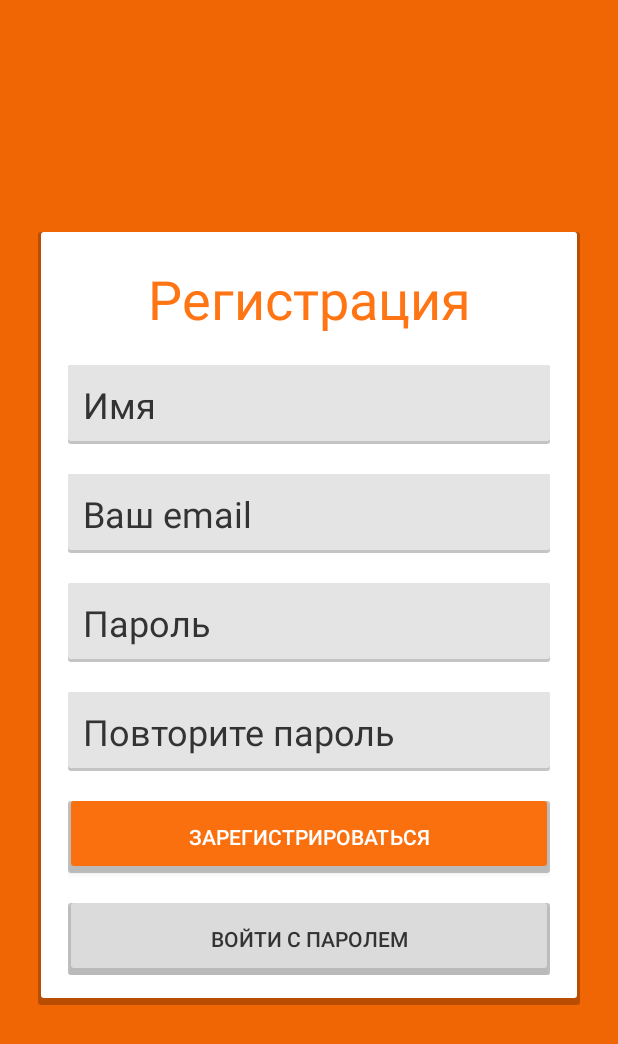
After one commit to DrHPoint/NotForgot, an Android app: the layout activity_registration.xml on its own in the app's theme, with its tools: preview values and no code run, on a phone screen of 412 x 824 dp. The commit adds this screen. Shown: the top 1044 px of the screen. Run offline under Robolectric (Android 15) with nearby library versions, the phone set to English and light mode, and no system bars.

Commit message:
Plus XML file
Добавил xml файл

```diff
--- a/NotForgot/app/build.gradle
+++ b/NotForgot/app/build.gradle
@@ -24,7 +24,7 @@ android {
 
 dependencies {
     implementation fileTree(dir: 'libs', include: ['*.jar'])
-    implementation"org.jetbrains.kotlin:kotlin-stdlib-jdk7:$kotlin_version"
+    implementation "org.jetbrains.kotlin:kotlin-stdlib-jdk7:$kotlin_version"
     implementation 'androidx.appcompat:appcompat:1.0.2'
     implementation 'androidx.core:core-ktx:1.0.2'
     implementation 'androidx.constraintlayout:constraintlayout:1.1.3'
--- a/NotForgot/app/src/main/AndroidManifest.xml
+++ b/NotForgot/app/src/main/AndroidManifest.xml
@@ -17,7 +17,6 @@
 
                 <category android:name="android.intent.category.LAUNCHER" />
             </intent-filter>
-
         </activity>
     </application>
 
--- a/NotForgot/app/src/main/java/ru/teslateam/notforgot/MainActivity.kt
+++ b/NotForgot/app/src/main/java/ru/teslateam/notforgot/MainActivity.kt
@@ -1,5 +1,6 @@
 package ru.teslateam.notforgot
 
+import android.content.Intent
 import androidx.appcompat.app.AppCompatActivity
 import android.os.Bundle
 
@@ -11,6 +12,10 @@ class MainActivity : AppCompatActivity() {
         /*val user = UserDb.getCurrentUser()
         routeToAppropriatePage(user)
         finish()*/
+
+        /*val newIntent = Intent(this, RegistrationActivity::class.java)
+        startActivity(newIntent)
+        finish()*/
     }
 
     /*private fun routeToAppropriatePage(user: User?) {
--- /dev/null
+++ b/NotForgot/app/src/main/res/drawable/button_rectangle.xml
@@ -0,0 +1,19 @@
+<?xml version="1.0" encoding="utf-8"?>
+<selector xmlns:android="http://schemas.android.com/apk/res/android">
+    <item>
+        <layer-list>
+            <item>
+                <shape android:shape="rectangle">
+                    <solid android:color="#3B000000"/>
+                    <corners android:radius="2dp" />
+                </shape>
+            </item>
+            <item android:bottom="5dp" android:left="2dp" android:right="2dp">
+                <shape android:shape="rectangle">
+                    <solid android:color="#DBDBDB"/>
+                    <corners android:radius="2dp" />
+                </shape>
+            </item>
+        </layer-list>
+    </item>
+</selector>
--- /dev/null
+++ b/NotForgot/app/src/main/res/drawable/edit_text_rectangle.xml
@@ -0,0 +1,19 @@
+<?xml version="1.0" encoding="utf-8"?>
+<selector xmlns:android="http://schemas.android.com/apk/res/android">
+    <item>
+        <layer-list>
+            <item>
+                <shape android:shape="rectangle">
+                    <solid android:color="#3B000000"/>
+                    <corners android:radius="2dp" />
+                </shape>
+            </item>
+            <item android:bottom="2dp">
+                <shape android:shape="rectangle">
+                    <solid android:color="#E4E4E4"/>
+                    <corners android:radius="2dp" />
+                </shape>
+            </item>
+        </layer-list>
+    </item>
+</selector>
--- /dev/null
+++ b/NotForgot/app/src/main/res/drawable/orange_button_rectangle.xml
@@ -0,0 +1,19 @@
+<?xml version="1.0" encoding="utf-8"?>
+<selector xmlns:android="http://schemas.android.com/apk/res/android">
+    <item>
+        <layer-list>
+            <item>
+                <shape android:shape="rectangle">
+                    <solid android:color="#3B000000"/>
+                    <corners android:radius="2dp" />
+                </shape>
+            </item>
+            <item android:bottom="5dp" android:left="2dp" android:right="2dp">
+                <shape android:shape="rectangle">
+                    <solid android:color="@color/mainOrange"/>
+                    <corners android:radius="2dp" />
+                </shape>
+            </item>
+        </layer-list>
+    </item>
+</selector>
--- /dev/null
+++ b/NotForgot/app/src/main/res/drawable/rectangle.xml
@@ -0,0 +1,19 @@
+<?xml version="1.0" encoding="utf-8"?>
+<selector xmlns:android="http://schemas.android.com/apk/res/android">
+    <item>
+        <layer-list>
+            <item>
+                <shape android:shape="rectangle">
+                    <solid android:color="#3B000000"/>
+                    <corners android:radius="2dp" />
+                </shape>
+            </item>
+            <item android:left="2dp" android:right="2dp" android:bottom="5dp">
+                <shape android:shape="rectangle">
+                    <solid android:color="#FFFFFF"/>
+                    <corners android:radius="2dp" />
+                </shape>
+            </item>
+        </layer-list>
+    </item>
+</selector>
--- /dev/null
+++ b/NotForgot/app/src/main/res/layout/activity_registration.xml
@@ -0,0 +1,119 @@
+<?xml version="1.0" encoding="utf-8"?>
+<androidx.constraintlayout.widget.ConstraintLayout xmlns:android="http://schemas.android.com/apk/res/android"
+    xmlns:app="http://schemas.android.com/apk/res-auto"
+    xmlns:tools="http://schemas.android.com/tools"
+    android:layout_width="match_parent"
+    android:layout_height="match_parent"
+    android:background="@color/mainOrange">
+
+
+    <LinearLayout
+        android:layout_width="match_parent"
+        android:layout_height="wrap_content"
+        android:layout_marginStart="25dp"
+        android:layout_marginTop="50dp"
+        android:layout_marginEnd="25dp"
+        android:layout_marginBottom="50dp"
+        android:background="@drawable/rectangle"
+        android:orientation="vertical"
+        android:paddingLeft="20dp"
+        android:paddingRight="20dp"
+        android:paddingBottom="20dp"
+        app:layout_constraintBottom_toBottomOf="parent"
+        app:layout_constraintEnd_toEndOf="parent"
+        app:layout_constraintStart_toStartOf="parent"
+        app:layout_constraintTop_toTopOf="parent">
+
+        <TextView
+            android:id="@+id/textRegistration"
+            android:layout_width="match_parent"
+            android:layout_height="0dp"
+            android:layout_marginTop="20dp"
+            android:layout_weight="1"
+            android:gravity="center"
+            android:text="@string/registration_name"
+            android:textColor="@color/mainOrange"
+            android:textSize="36sp" />
+
+        <EditText
+            android:id="@+id/inputName"
+            android:layout_width="match_parent"
+            android:layout_height="0dp"
+            android:layout_marginTop="20dp"
+            android:layout_weight="1"
+            android:background="@drawable/edit_text_rectangle"
+            android:hint="@string/hint_name"
+            android:imeOptions="actionNext"
+            android:importantForAutofill="no"
+            android:inputType="text"
+            android:padding="10dp"
+            android:textColorHint="@color/gray"
+            android:textSize="24sp" />
+
+        <EditText
+            android:id="@+id/inputMail"
+            android:layout_width="match_parent"
+            android:layout_height="0dp"
+            android:layout_marginTop="20dp"
+            android:layout_weight="1"
+            android:background="@drawable/edit_text_rectangle"
+            android:hint="@string/hint_email"
+            android:imeOptions="actionNext"
+            android:importantForAutofill="no"
+            android:inputType="text"
+            android:padding="10dp"
+            android:textColorHint="@color/gray"
+            android:textSize="24sp" />
+
+        <EditText
+            android:id="@+id/inputPassword"
+            android:layout_width="match_parent"
+            android:layout_height="0dp"
+            android:layout_marginTop="20dp"
+            android:layout_weight="1"
+            android:background="@drawable/edit_text_rectangle"
+            android:hint="@string/hint_password"
+            android:imeOptions="actionNext"
+            android:importantForAutofill="no"
+            android:inputType="textPassword"
+            android:padding="10dp"
+            android:textColorHint="@color/gray"
+            android:textSize="24sp" />
+
+        <EditText
+            android:id="@+id/confirmationPassword"
+            android:layout_width="match_parent"
+            android:layout_height="0dp"
+            android:layout_marginTop="20dp"
+            android:layout_weight="1"
+            android:background="@drawable/edit_text_rectangle"
+            android:hint="@string/hint_password_confirmation"
+            android:imeOptions="actionNext"
+            android:importantForAutofill="no"
+            android:inputType="textPassword"
+            android:padding="10dp"
+            android:textColorHint="@color/gray"
+            android:textSize="24sp" />
+
+        <Button
+            android:id="@+id/buttonRegistration"
+            android:layout_marginTop="20dp"
+            android:layout_width="match_parent"
+            android:layout_height="0dp"
+            android:layout_weight="1"
+            android:background="@drawable/orange_button_rectangle"
+            android:text="@string/button_registration" />
+
+        <Button
+            android:id="@+id/buttonCancel"
+            android:layout_marginTop="20dp"
+            android:layout_width="match_parent"
+            android:layout_height="0dp"
+            android:layout_weight="1"
+            android:background="@drawable/button_rectangle"
+            android:text="@string/button_cancel"
+            android:textColor="@color/gray" />
+
+
+    </LinearLayout>
+</androidx.constraintlayout.widget.ConstraintLayout>
--- a/NotForgot/app/src/main/res/values/colors.xml
+++ b/NotForgot/app/src/main/res/values/colors.xml
@@ -1,7 +1,8 @@
 <?xml version="1.0" encoding="utf-8"?>
 <resources>
     <color name="colorPrimary">#008577</color>
-    <color name="colorPrimaryDark">#00574B</color>
+    <color name="colorPrimaryDark">#000000</color>
     <color name="colorAccent">#D81B60</color>
     <color name="gray">#333333</color>
+    <color name="mainOrange">#ECFF6A00</color>
 </resources>
--- a/NotForgot/app/src/main/res/values/strings.xml
+++ b/NotForgot/app/src/main/res/values/strings.xml
@@ -1,3 +1,10 @@
 <resources>
     <string name="app_name">NotForgot</string>
+    <string name="registration_name">Регистрация</string>
+    <string name="hint_name">Имя</string>
+    <string name="hint_email">Ваш email</string>
+    <string name="hint_password">Пароль</string>
+    <string name="hint_password_confirmation">Повторите пароль</string>
+    <string name="button_registration">Зарегистрироваться</string>
+    <string name="button_cancel">Войти с паролем</string>
 </resources>
```
